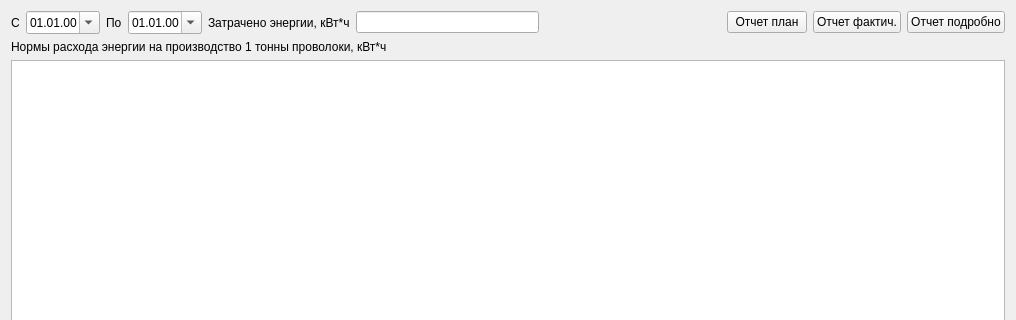
Sergeyego/econom_energ, file mainwidget.ui: the form before one commit; both pictures show x 0 to 1016 and y 0 to 320 of the 1016 by 695 pixel window.
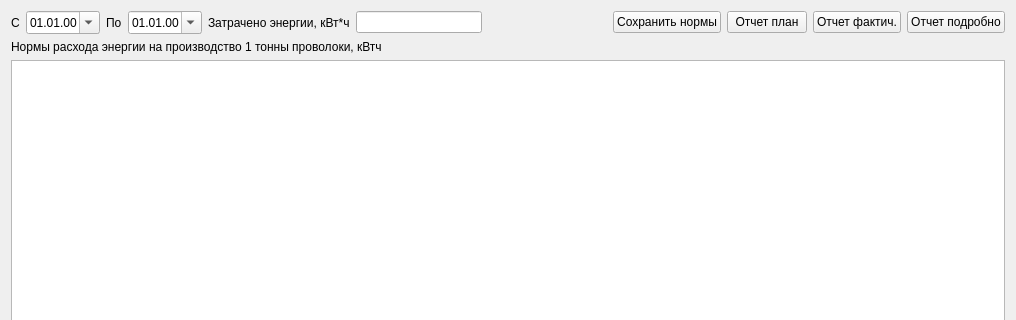
The form after the commit. Custom widgets are drawn as their Qt base class.

```diff
--- a/mainwidget.ui
+++ b/mainwidget.ui
@@ -73,6 +73,13 @@
        </property>
       </spacer>
      </item>
+     <item>
+      <widget class="QPushButton" name="pushButtonNorm">
+       <property name="text">
+        <string>Сохранить нормы</string>
+       </property>
+      </widget>
+     </item>
      <item>
       <widget class="QPushButton" name="pushButtonPlan">
        <property name="text">
@@ -99,7 +106,7 @@
    <item>
     <widget class="QLabel" name="label">
      <property name="text">
-      <string>Нормы расхода энергии на производство 1 тонны проволоки, кВт*ч</string>
+      <string>Нормы расхода энергии на производство 1 тонны проволоки, кВтч</string>
      </property>
     </widget>
    </item>
```
Left out of the diff: 2 changed lines with no effect on the pictures.
